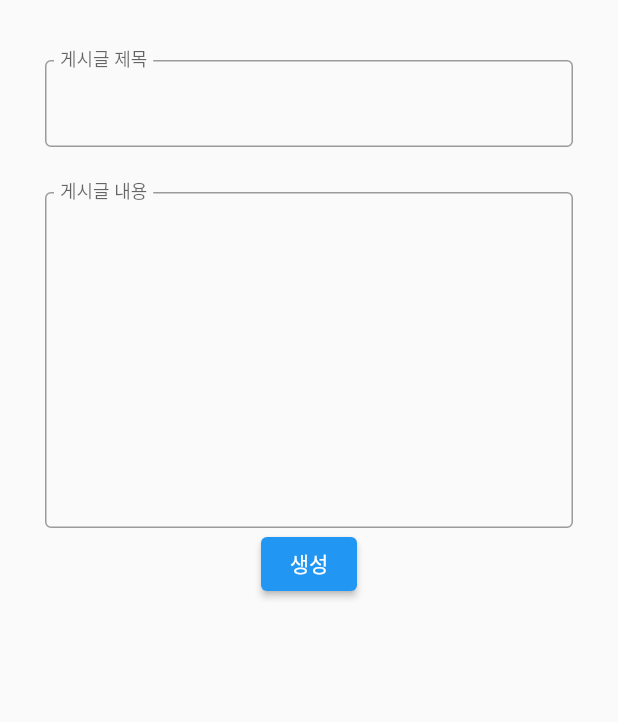
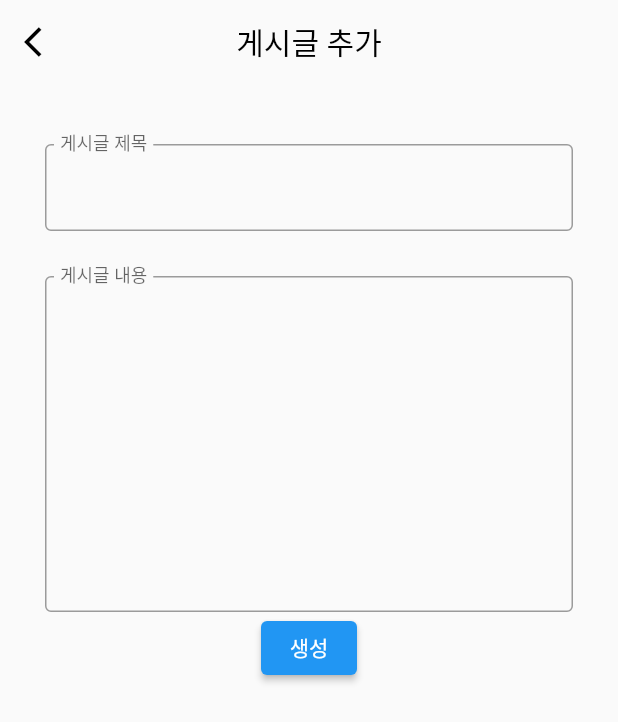
Before and after one commit to SEUNGHYUN-PARK/nh_party, a Flutter app: the DetailPageBoardNew screen opened directly with empty values, on a phone screen of 412 x 824 dp. Shown: the top 722 px of the screen. Run offline on Flutter 3.47's test engine with Material 2 defaults, Android fonts, the phone set to English and light mode, and no system bars; our stand-ins replace cloud_firestore, firebase_auth, firebase_core, flutter_chat_bubble, fluttertoast, modal_progress_hud_nsn and 1 more; accounts and stored records are empty.

Commit message:
20221122 latest ver

```diff
--- a/lib/DetailPage/DetailPageBoard.dart
+++ b/lib/DetailPage/DetailPageBoard.dart
@@ -44,9 +44,7 @@ class _DetailPageBoardState extends State<DetailPageBoard> {
 
   @override
   Widget build(BuildContext context) {
-
-
-
+    setState(() {});
     return Scaffold(
       body: FutureBuilder(
         future: getAllData(),
--- a/lib/DetailPage/board/DetailPageBoardNew.dart
+++ b/lib/DetailPage/board/DetailPageBoardNew.dart
@@ -38,6 +38,20 @@ class _DetailPageBoardNewState extends State<DetailPageBoardNew> {
   @override
   Widget build(BuildContext context) {
     return Scaffold(
+        appBar: AppBar(
+          title : Text("게시글 추가",style: TextStyle(color: Colors.black),),
+          centerTitle: true,
+          backgroundColor: Colors.transparent,
+          elevation: 0.0,
+          leading: IconButton(
+            onPressed: (){
+              Navigator.pop(context);
+            },
+            color: Colors.black,
+            icon: Icon(Icons.arrow_back_ios),
+
+          ),
+        ),
       body: Padding(
         padding: EdgeInsets.only(top: 30,left: 30,right: 30),
         child: SingleChildScrollView(
--- a/lib/MainPage.dart
+++ b/lib/MainPage.dart
@@ -87,9 +87,9 @@ class _MainPageState extends State<MainPage> with SingleTickerProviderStateMixin
         ),
         bottomNavigationBar: TabBar(
           tabs: <Widget>[
-            Tab(icon: Icon(Icons.groups)),
-            Tab(icon: Icon(Icons.view_list),),
-            Tab(icon: Icon(Icons.more_horiz),),
+            Tab(icon: Icon(Icons.groups),child: Text("소모임",style: TextStyle(fontSize: 10))),
+            Tab(icon: Icon(Icons.view_list),child: Text("나의 소모임",style: TextStyle(fontSize: 10))),
+            Tab(icon: Icon(Icons.more_horiz),child: Text("마이 페이지",style: TextStyle(fontSize: 10)))
           ],
           indicatorColor: Colors.transparent,
           unselectedLabelColor: Colors.grey,
--- a/lib/SubPage/MakePartySubPage.dart
+++ b/lib/SubPage/MakePartySubPage.dart
@@ -1,6 +1,8 @@
 import 'package:cloud_firestore/cloud_firestore.dart';
 import 'package:firebase_auth/firebase_auth.dart';
+import 'package:flutter/foundation.dart';
 import 'package:flutter/material.dart';
+import 'package:flutter/services.dart';
 import 'package:fluttertoast/fluttertoast.dart';
 import 'package:nh_party/DetailPage/DetailPageMain.dart';
 import 'package:intl/intl.dart';
@@ -145,6 +147,8 @@ class _MakePartySubPageState extends State<MakePartySubPage> {
                     ),
                     child: TextFormField(
                       key : ValueKey(4),
+                      keyboardType: TextInputType.number,
+                      inputFormatters: [FilteringTextInputFormatter.allow(RegExp('[0-9]'))],
                       decoration: InputDecoration(border: InputBorder.none),
                       validator: (String? value){
                         if(value==null||value.isEmpty)
--- a/lib/SubPage/MyPartyListSubPage.dart
+++ b/lib/SubPage/MyPartyListSubPage.dart
@@ -231,7 +231,7 @@ class _MyPartyListSubPageState extends State<MyPartyListSubPage> {
             ),
             Center(
               child: SizedBox(
-                height: 170,
+                height: 150,
                 child: FutureBuilder(
                   future: getMyCategory(_chooseFav),
                   builder: (BuildContext context, AsyncSnapshot snapshot) {
```
Also changed, not shown: lib/SignUpPage.dart (+13 -5 lines).
